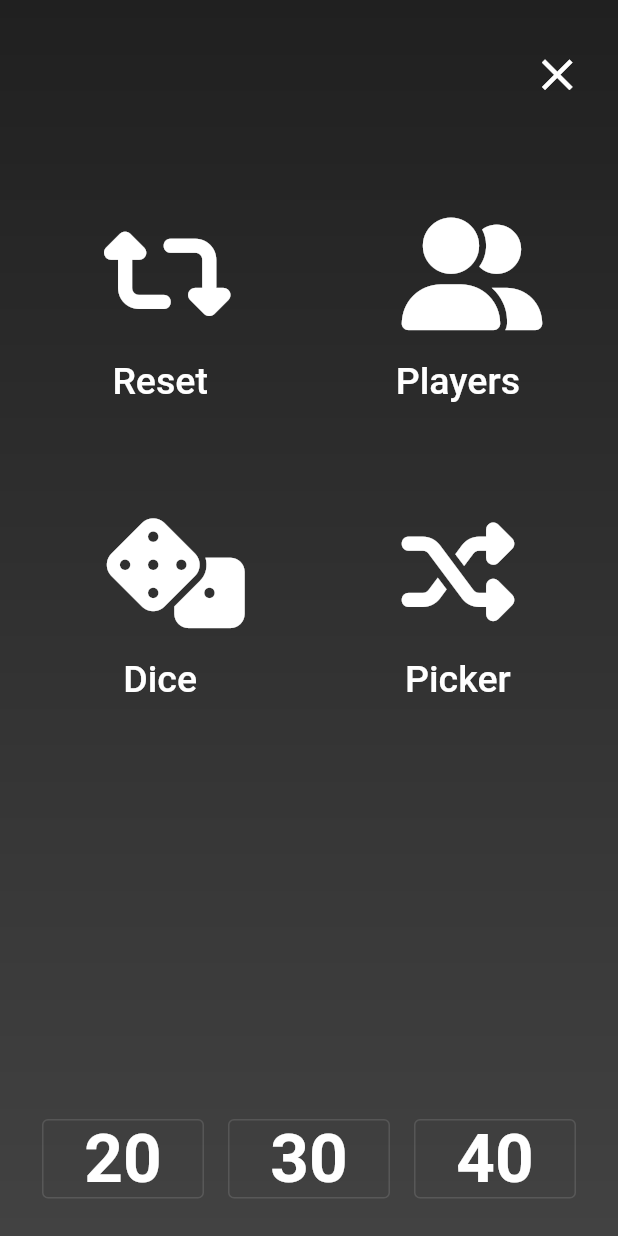
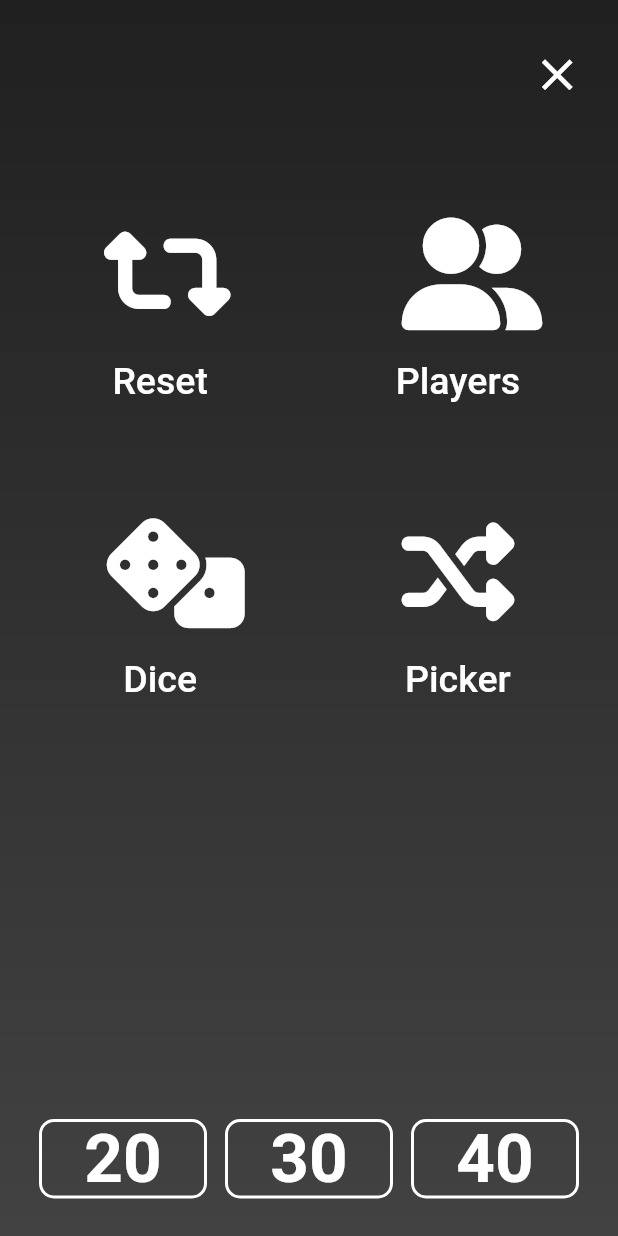
Before and after one commit to silverlightning926/Lifely, a Flutter app: the SettingsScreen screen opened by its route, on a phone screen of 412 x 824 dp. Run offline on Flutter 3.47's test engine with Material 2 defaults, Android fonts, the phone set to English and light mode, and no system bars; our stand-ins replace community_material_icon, font_awesome_flutter; missing offline and left inert: circular_menu, status_alert.

Commit message:
Modified Quick Life Button Designs

```diff
--- a/lib/screens/settings_screen.dart
+++ b/lib/screens/settings_screen.dart
@@ -41,8 +41,17 @@ class SettingsScreen extends StatelessWidget {
               children: [
                 Expanded(
                   child: Padding(
-                    padding: const EdgeInsets.symmetric(horizontal: 8.0),
-                    child: OutlinedButton(
+                    padding: const EdgeInsets.symmetric(horizontal: 6.0),
+                    child: MaterialButton(
+                      shape: const RoundedRectangleBorder(
+                        borderRadius: BorderRadius.all(
+                          Radius.circular(10),
+                        ),
+                        side: BorderSide(
+                          width: 2,
+                          color: Colors.white,
+                        ),
+                      ),
                       onPressed: () {
                         Navigator.of(context).pushNamedAndRemoveUntil(
                             resetRoute!, (route) => false,
@@ -61,8 +70,17 @@ class SettingsScreen extends StatelessWidget {
                 ),
                 Expanded(
                   child: Padding(
-                    padding: const EdgeInsets.symmetric(horizontal: 8.0),
-                    child: OutlinedButton(
+                    padding: const EdgeInsets.symmetric(horizontal: 6.0),
+                    child: MaterialButton(
+                      shape: const RoundedRectangleBorder(
+                        borderRadius: BorderRadius.all(
+                          Radius.circular(10),
+                        ),
+                        side: BorderSide(
+                          width: 2,
+                          color: Colors.white,
+                        ),
+                      ),
                       onPressed: () {
                         Navigator.of(context).pushNamedAndRemoveUntil(
                             resetRoute!, (route) => false,
@@ -81,8 +99,17 @@ class SettingsScreen extends StatelessWidget {
                 ),
                 Expanded(
                   child: Padding(
-                    padding: const EdgeInsets.symmetric(horizontal: 8.0),
-                    child: OutlinedButton(
+                    padding: const EdgeInsets.symmetric(horizontal: 6.0),
+                    child: MaterialButton(
+                      shape: const RoundedRectangleBorder(
+                        borderRadius: BorderRadius.all(
+                          Radius.circular(10),
+                        ),
+                        side: BorderSide(
+                          width: 2,
+                          color: Colors.white,
+                        ),
+                      ),
                       onPressed: () {
                         Navigator.of(context).pushNamedAndRemoveUntil(
                             resetRoute!, (route) => false,
```
